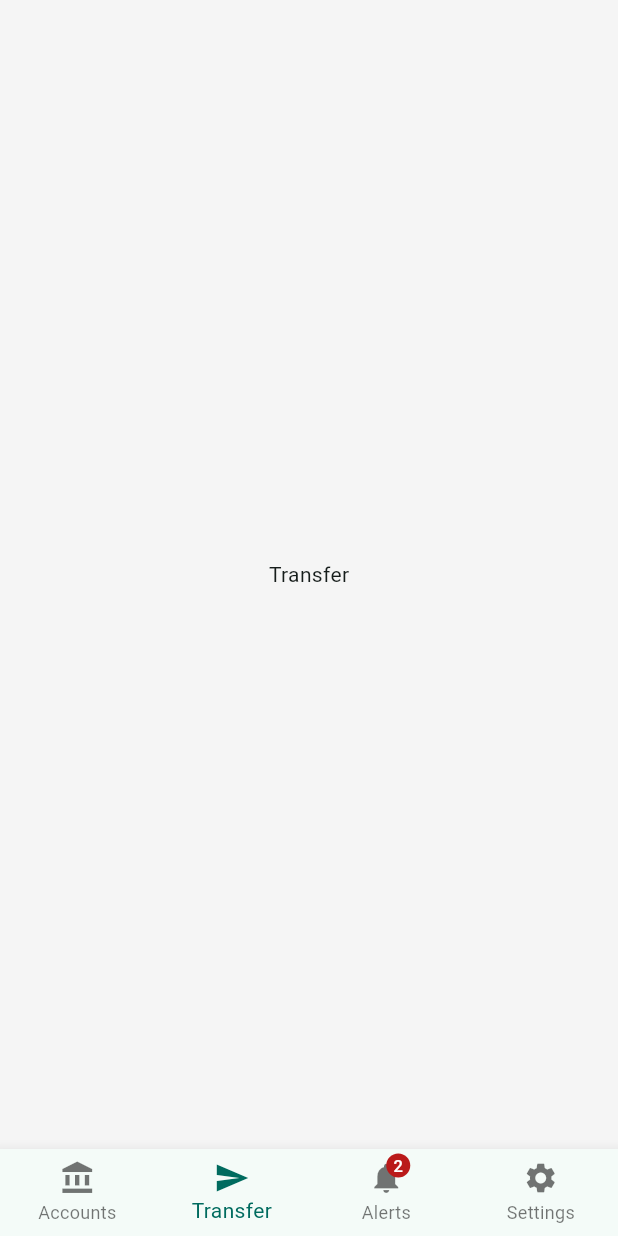
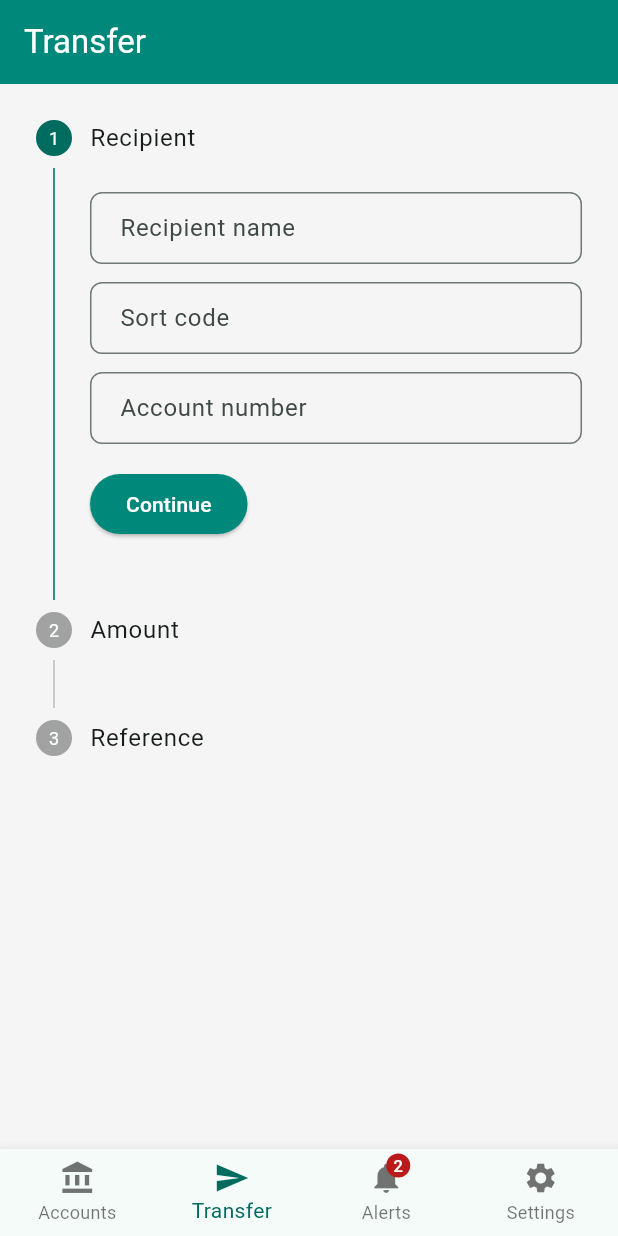
Before and after one commit to team360r/CheckBank, a Flutter app: the TransferScreen screen opened by its route, on a phone screen of 412 x 824 dp. Run offline on Flutter 3.47's test engine with Material 3 defaults, Android fonts, the phone set to English and light mode, and no system bars; our stand-ins replace flutter_riverpod, go_router.

Commit message:
feat: add transfer screen with stepper a11y bugs
Co-Authored-By: Claude Opus 4.6 (1M context) <noreply@anthropic.com>

```diff
--- a/lib/screens/transfer_screen.dart
+++ b/lib/screens/transfer_screen.dart
@@ -1,12 +1,190 @@
 import 'package:flutter/material.dart';
+import '../theme/app_colors.dart';
 
-class TransferScreen extends StatelessWidget {
+/// Transfer screen with intentional accessibility bugs.
+///
+/// BUG 1: Stepper progress communicated by colour only (active = teal,
+///        inactive = grey) — fails WCAG 1.4.1 Use of Color.
+/// BUG 2: No announcement when step changes — screen reader users don't
+///        know a new step is now active.
+/// BUG 3: Focus does NOT move to the new step's first field on step advance.
+/// BUG 4: Confirmation dialog doesn't explicitly manage focus.
+/// BUG 5: TextFields use hintText only — no labelText (consistent with
+///        login bug).
+class TransferScreen extends StatefulWidget {
   const TransferScreen({super.key});
 
   @override
+  State<TransferScreen> createState() => _TransferScreenState();
+}
+
+class _TransferScreenState extends State<TransferScreen> {
+  int _currentStep = 0;
+  final _recipientController = TextEditingController();
+  final _sortCodeController = TextEditingController();
+  final _accountNumController = TextEditingController();
+  final _amountController = TextEditingController();
+  final _referenceController = TextEditingController();
+
+  @override
+  void dispose() {
+    _recipientController.dispose();
+    _sortCodeController.dispose();
+    _accountNumController.dispose();
+    _amountController.dispose();
+    _referenceController.dispose();
+    super.dispose();
+  }
+
+  void _onStepContinue() {
+    if (_currentStep < 2) {
+      // BUG 2: No announcement when step changes
+      // BUG 3: Focus does NOT move to the new step's first field
+      setState(() => _currentStep += 1);
+    } else {
+      _showConfirmation();
+    }
+  }
+
+  void _onStepCancel() {
+    if (_currentStep > 0) {
+      setState(() => _currentStep -= 1);
+    }
+  }
+
+  // BUG 4: Confirmation dialog doesn't explicitly manage focus
+  void _showConfirmation() {
+    showDialog(
+      context: context,
+      builder: (context) => AlertDialog(
+        title: const Text('Confirm transfer'),
+        content: Text(
+          'Send £${_amountController.text} to ${_recipientController.text}?',
+        ),
+        actions: [
+          TextButton(
+            onPressed: () => Navigator.of(context).pop(),
+            child: const Text('Cancel'),
+          ),
+          ElevatedButton(
+            onPressed: () {
+              Navigator.of(context).pop();
+              ScaffoldMessenger.of(context).showSnackBar(
+                const SnackBar(content: Text('Transfer submitted')),
+              );
+              setState(() => _currentStep = 0);
+            },
+            child: const Text('Confirm'),
+          ),
+        ],
+      ),
+    );
+  }
+
+  @override
   Widget build(BuildContext context) {
-    return const Scaffold(
-      body: Center(child: Text('Transfer')),
+    return Scaffold(
+      appBar: AppBar(
+        title: const Text('Transfer'),
+      ),
+      // BUG 1: Stepper active/inactive state communicated by colour only
+      body: Stepper(
+        currentStep: _currentStep,
+        onStepContinue: _onStepContinue,
+        onStepCancel: _onStepCancel,
+        controlsBuilder: (context, details) {
+          return Padding(
+            padding: const EdgeInsets.only(top: 16),
+            child: Row(
+              children: [
+                ElevatedButton(
+                  onPressed: details.onStepContinue,
+                  style: ElevatedButton.styleFrom(
+                    backgroundColor: AppColors.primary,
+                    foregroundColor: Colors.white,
+                  ),
+                  child: Text(_currentStep == 2 ? 'Submit' : 'Continue'),
+                ),
+                if (_currentStep > 0) ...[
+                  const SizedBox(width: 12),
+                  TextButton(
+                    onPressed: details.onStepCancel,
+                    child: const Text('Back'),
+                  ),
+                ],
+              ],
+            ),
+          );
+        },
+        steps: [
+          Step(
+            title: const Text('Recipient'),
+            isActive: _currentStep >= 0,
+            state: _currentStep > 0 ? StepState.complete : StepState.indexed,
+            content: Column(
+              children: [
+                // BUG 5: hintText only — no labelText
+                TextField(
+                  controller: _recipientController,
+                  decoration: const InputDecoration(
+                    hintText: 'Recipient name',
+                  ),
+                ),
+                const SizedBox(height: 12),
+                TextField(
+                  controller: _sortCodeController,
+                  keyboardType: TextInputType.number,
+                  decoration: const InputDecoration(
+                    hintText: 'Sort code',
+                  ),
+                ),
+                const SizedBox(height: 12),
+                TextField(
+                  controller: _accountNumController,
+                  keyboardType: TextInputType.number,
+                  decoration: const InputDecoration(
+                    hintText: 'Account number',
+                  ),
+                ),
+              ],
+            ),
+          ),
+          Step(
+            title: const Text('Amount'),
+            isActive: _currentStep >= 1,
+            state: _currentStep > 1 ? StepState.complete : StepState.indexed,
+            content: Column(
+              children: [
+                // BUG 5: hintText only — no labelText
+                TextField(
+                  controller: _amountController,
+                  keyboardType:
+                      const TextInputType.numberWithOptions(decimal: true),
+                  decoration: const InputDecoration(
+                    hintText: 'Amount (£)',
+                  ),
+                ),
+              ],
+            ),
+          ),
+          Step(
+            title: const Text('Reference'),
+            isActive: _currentStep >= 2,
+            state: StepState.indexed,
+            content: Column(
+              children: [
+                // BUG 5: hintText only — no labelText
+                TextField(
+                  controller: _referenceController,
+                  decoration: const InputDecoration(
+                    hintText: 'Payment reference',
+                  ),
+                ),
+              ],
+            ),
+          ),
+        ],
+      ),
     );
   }
 }
```
